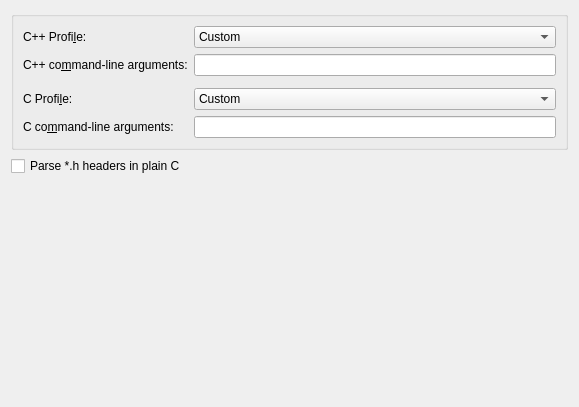
This is languages/plugins/custom-definesandincludes/kcm_widget/parserwidget.ui in KDE/kdevelop as Qt 5 draws it before an edit. The edited form follows.
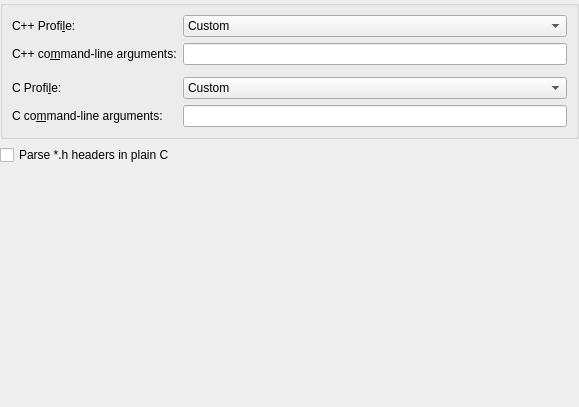
This is the edited form.

Commit message: Remove additional margin around setting pages

The edit to the form file:
```diff
--- a/languages/plugins/custom-definesandincludes/kcm_widget/parserwidget.ui
+++ b/languages/plugins/custom-definesandincludes/kcm_widget/parserwidget.ui
@@ -11,6 +11,9 @@
    </rect>
   </property>
   <layout class="QGridLayout" name="gridLayout">
+   <property name="margin">
+    <number>0</number>
+   </property>
    <item row="1" column="0">
     <widget class="QCheckBox" name="parseHeadersInPlainC">
      <property name="toolTip">
```
The commit also changes 7 other files.
